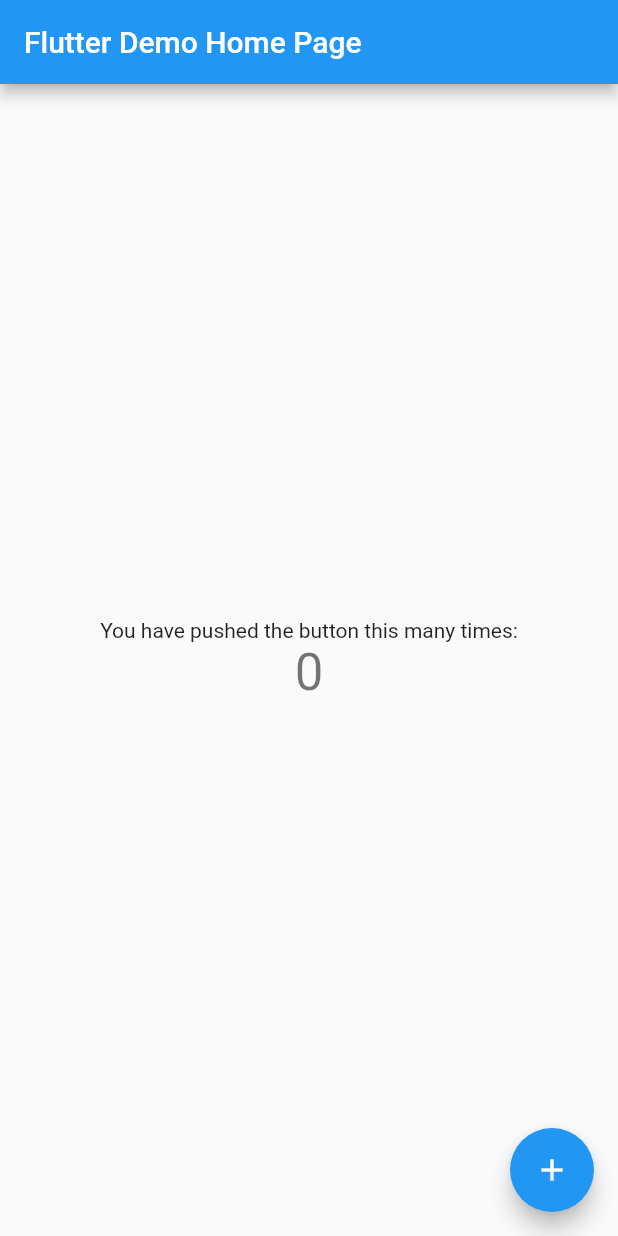
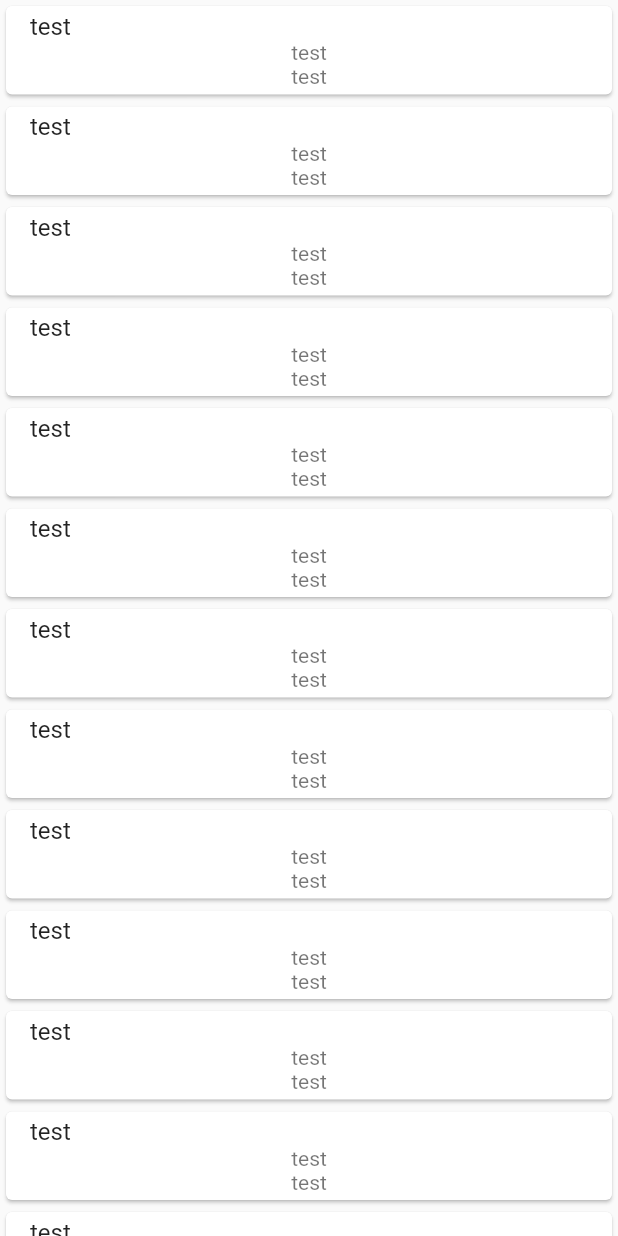
Before and after one commit to HirokiMorikawa/MyHomeLibre, a Flutter app: the screen it shows after launch, on a phone screen of 412 x 824 dp. Run offline on Flutter 3.47's test engine with Material 2 defaults, Android fonts, the phone set to English and light mode, and no system bars.

Commit message:
[update] add book list page

```diff
--- a/lib/main.dart
+++ b/lib/main.dart
@@ -1,4 +1,5 @@
 import 'package:flutter/material.dart';
+import 'package:my_home_library/ui/bookshelf.dart';
 
 void main() {
   runApp(const MyApp());
@@ -24,92 +25,7 @@
         // is not restarted.
         primarySwatch: Colors.blue,
       ),
-      home: const MyHomePage(title: 'Flutter Demo Home Page'),
+      home: const BookShelf(),
     );
   }
 }
-
-class MyHomePage extends StatefulWidget {
-  const MyHomePage({super.key, required this.title});
-
-  // This widget is the home page of your application. It is stateful, meaning
-  // that it has a State object (defined below) that contains fields that affect
-  // how it looks.
-
-  // This class is the configuration for the state. It holds the values (in this
-  // case the title) provided by the parent (in this case the App widget) and
-  // used by the build method of the State. Fields in a Widget subclass are
-  // always marked "final".
-
-  final String title;
-
-  @override
-  State<MyHomePage> createState() => _MyHomePageState();
-}
-
-class _MyHomePageState extends State<MyHomePage> {
-  int _counter = 0;
-
-  void _incrementCounter() {
-    setState(() {
-      // This call to setState tells the Flutter framework that something has
-      // changed in this State, which causes it to rerun the build method below
-      // so that the display can reflect the updated values. If we changed
-      // _counter without calling setState(), then the build method would not be
-      // called again, and so nothing would appear to happen.
-      _counter++;
-    });
-  }
-
-  @override
-  Widget build(BuildContext context) {
-    // This method is rerun every time setState is called, for instance as done
-    // by the _incrementCounter method above.
-    //
-    // The Flutter framework has been optimized to make rerunning build methods
-    // fast, so that you can just rebuild anything that needs updating rather
-    // than having to individually change instances of widgets.
-    return Scaffold(
-      appBar: AppBar(
-        // Here we take the value from the MyHomePage object that was created by
-        // the App.build method, and use it to set our appbar title.
-        title: Text(widget.title),
-      ),
-      body: Center(
-        // Center is a layout widget. It takes a single child and positions it
-        // in the middle of the parent.
-        child: Column(
-          // Column is also a layout widget. It takes a list of children and
-          // arranges them vertically. By default, it sizes itself to fit its
-          // children horizontally, and tries to be as tall as its parent.
-          //
-          // Invoke "debug painting" (press "p" in the console, choose the
-          // "Toggle Debug Paint" action from the Flutter Inspector in Android
-          // Studio, or the "Toggle Debug Paint" command in Visual Studio Code)
-          // to see the wireframe for each widget.
-          //
-          // Column has various properties to control how it sizes itself and
-          // how it positions its children. Here we use mainAxisAlignment to
-          // center the children vertically; the main axis here is the vertical
-          // axis because Columns are vertical (the cross axis would be
-          // horizontal).
-          mainAxisAlignment: MainAxisAlignment.center,
-          children: <Widget>[
-            const Text(
-              'You have pushed the button this many times:',
-            ),
-            Text(
-              '$_counter',
-              style: Theme.of(context).textTheme.headlineMedium,
-            ),
-          ],
-        ),
-      ),
-      floatingActionButton: FloatingActionButton(
-        onPressed: _incrementCounter,
-        tooltip: 'Increment',
-        child: const Icon(Icons.add),
-      ), // This trailing comma makes auto-formatting nicer for build methods.
-    );
-  }
-}
--- /dev/null
+++ b/lib/model/book.dart
@@ -0,0 +1,11 @@
+import 'package:flutter/material.dart';
+
+@immutable
+class Book {
+  final String title;
+  final String author;
+  final String publisher;
+
+  const Book(
+      {required this.title, required this.author, required this.publisher});
+}
--- /dev/null
+++ b/lib/ui/bookshelf.dart
@@ -0,0 +1,45 @@
+import 'package:flutter/material.dart';
+import 'package:my_home_library/model/book.dart';
+import 'package:my_home_library/ui/container/book_card.dart';
+
+class BookShelf extends StatefulWidget {
+  const BookShelf({super.key});
+
+  @override
+  State<BookShelf> createState() => _BookShelfState();
+}
+
+class _BookShelfState extends State<BookShelf> {
+  List<Book> books = [
+    const Book(title: "test", author: "test", publisher: "test"),
+    const Book(title: "test", author: "test", publisher: "test"),
+    const Book(title: "test", author: "test", publisher: "test"),
+    const Book(title: "test", author: "test", publisher: "test"),
+    const Book(title: "test", author: "test", publisher: "test"),
+    const Book(title: "test", author: "test", publisher: "test"),
+    const Book(title: "test", author: "test", publisher: "test"),
+    const Book(title: "test", author: "test", publisher: "test"),
+    const Book(title: "test", author: "test", publisher: "test"),
+    const Book(title: "test", author: "test", publisher: "test"),
+    const Book(title: "test", author: "test", publisher: "test"),
+    const Book(title: "test", author: "test", publisher: "test"),
+    const Book(title: "test", author: "test", publisher: "test"),
+    const Book(title: "test", author: "test", publisher: "test"),
+    const Book(title: "test", author: "test", publisher: "test"),
+    const Book(title: "test", author: "test", publisher: "test"),
+    const Book(title: "test", author: "test", publisher: "test"),
+  ];
+
+  @override
+  Widget build(BuildContext context) {
+    return Scaffold(
+      body: ListView.builder(
+        itemCount: books.length,
+        itemBuilder: (BuildContext _, int index) {
+          final BookCard bookCard = BookCard(book: books[index]);
+          return bookCard;
+        },
+      ),
+    );
+  }
+}
--- /dev/null
+++ b/lib/ui/container/book_card.dart
@@ -0,0 +1,23 @@
+import 'package:flutter/material.dart';
+import 'package:my_home_library/model/book.dart';
+
+class BookCard extends StatelessWidget {
+  const BookCard({super.key, required this.book});
+
+  final Book book;
+
+  @override
+  Widget build(BuildContext context) {
+    return Card(
+      child: ListTile(
+        title: Text(book.title),
+        subtitle: Column(
+          children: [
+            Text(book.author),
+            Text(book.publisher),
+          ],
+        ),
+      ),
+    );
+  }
+}
```
